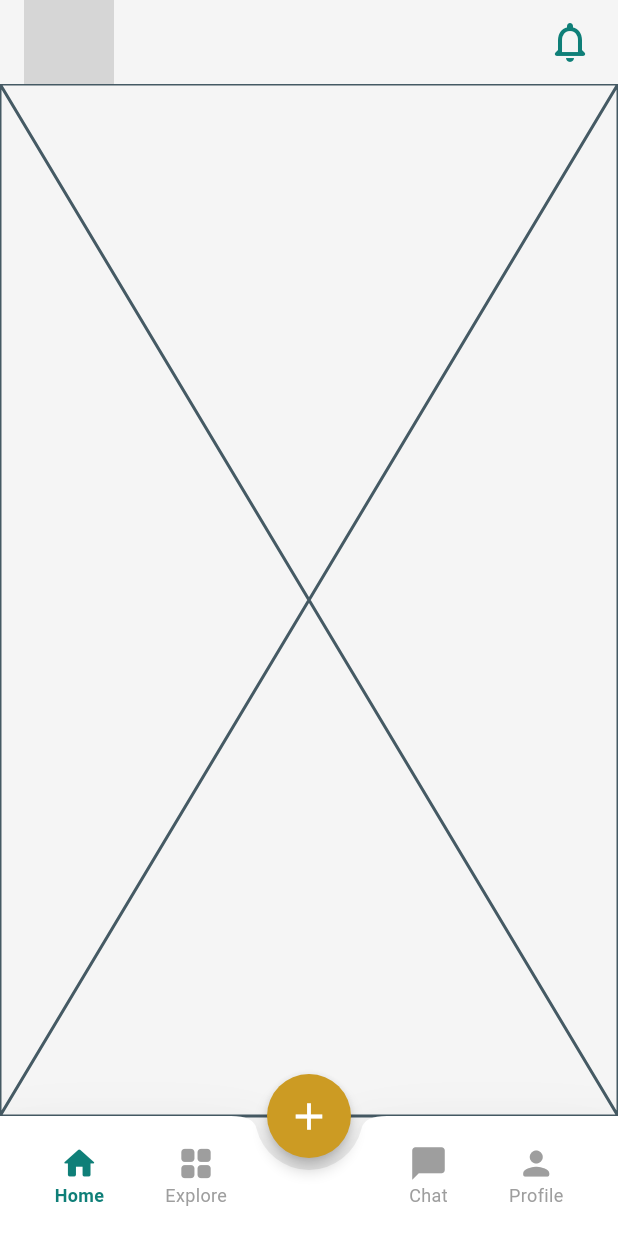
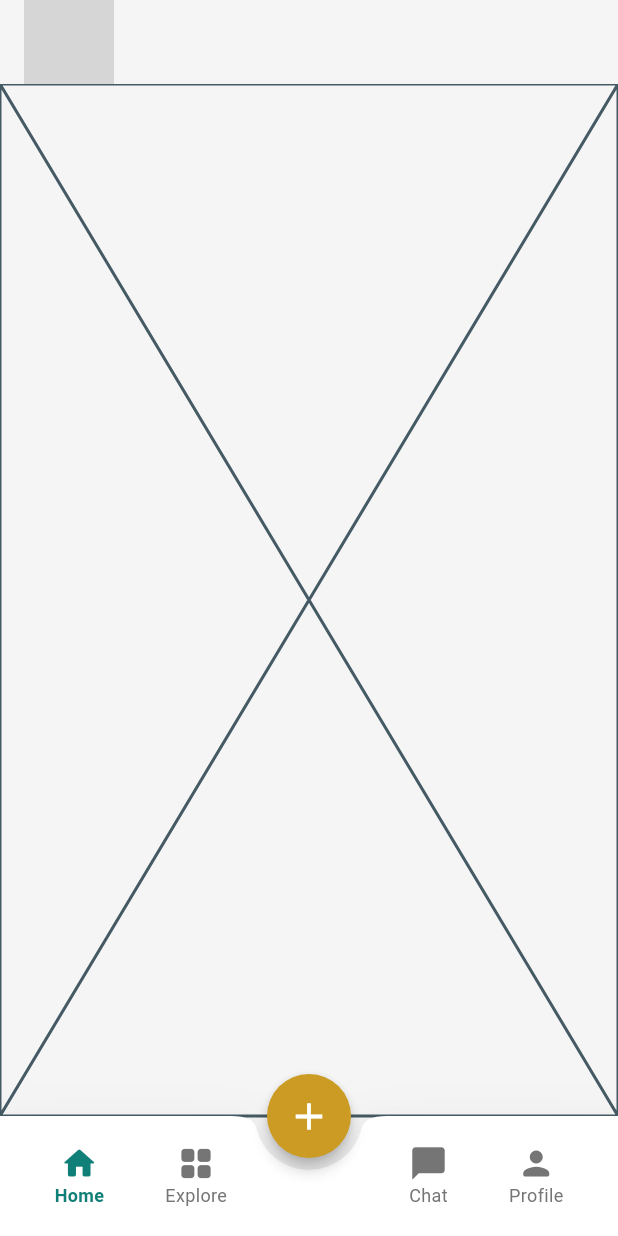
Before and after one commit to AlaaQtishat/kids_loop, a Flutter app: the MainLayoutScreen screen opened directly, on a phone screen of 412 x 824 dp. Run offline on Flutter 3.47's test engine with Material 3 defaults, Android fonts, the phone set to English and light mode, and no system bars; our stand-ins replace cloud_firestore, easy_localization, firebase_auth, firebase_core, image_picker, shared_preferences; accounts and stored records are empty; generated files the repository leaves out were written again; grey boxes are pictures that could not be loaded.

Commit message:
edited the main layout screen.

```diff
--- a/lib/feature_screens/main_layout_screen.dart
+++ b/lib/feature_screens/main_layout_screen.dart
@@ -23,50 +23,37 @@ class _MainLayoutScreenState extends State<MainLayoutScreen> {
   ];
 
   final List<String> _screenTitles = ["Home", "Explore", "Chats", "My Profile"];
+
   @override
   Widget build(BuildContext context) {
+    final theme = Theme.of(context);
+
     return Scaffold(
-      backgroundColor: Color(0xFFF5F5F5),
-      resizeToAvoidBottomInset: false,
       appBar: AppBar(
-        scrolledUnderElevation: 0,
-        surfaceTintColor: Colors.transparent,
-        backgroundColor: ThemeManager.backgroundGrey,
-        actions: _currentIndex == 0
-            ? [
-                Padding(
-                  padding: const EdgeInsets.only(right: 8.0),
-                  child: IconButton(
-                    onPressed: () {},
-
-                    icon: const Icon(
-                      Icons.notifications_none_rounded,
-                      color: ThemeManager.primaryTeal,
-                      size: 32,
-                    ),
-                  ),
-                ),
-              ]
-            : null,
         centerTitle: _currentIndex == 0 ? false : true,
         title: _currentIndex == 0
-            ? Image.asset("images/logo1.png", height: 60, fit: BoxFit.contain)
+            ? Image.asset(
+                "assets/images/logo1.png",
+                height: 60,
+                fit: BoxFit.contain,
+              )
             : Text(
                 _screenTitles[_currentIndex],
-                style: const TextStyle(
+                style: TextStyle(
                   fontWeight: FontWeight.bold,
                   fontSize: 20,
-                  color: ThemeManager.primaryTeal,
+                  color: theme.primaryColor,
                 ),
               ),
       ),
 
       body: _screens[_currentIndex],
+
       floatingActionButton: FloatingActionButton(
         onPressed: () {
           Navigator.push(
             context,
-            MaterialPageRoute(builder: (context) => AddProductScreen()),
+            MaterialPageRoute(builder: (context) => const AddProductScreen()),
           );
         },
         backgroundColor: ThemeManager.primaryYellow,
@@ -78,10 +65,9 @@ class _MainLayoutScreenState extends State<MainLayoutScreen> {
 
       bottomNavigationBar: BottomAppBar(
         shadowColor: Colors.black54,
-        shape: CircularNotchedRectangle(),
+        shape: const CircularNotchedRectangle(),
         notchMargin: 8.0,
-        surfaceTintColor: Colors.white,
-        color: Colors.white,
+        color: theme.cardColor,
         elevation: 20,
         child: SizedBox(
           height: 10,
@@ -118,6 +104,11 @@ class _MainLayoutScreenState extends State<MainLayoutScreen> {
     required int index,
   }) {
     final bool isSelected = _currentIndex == index;
+    final theme = Theme.of(context);
+
+    final Color selectedColor = theme.primaryColor;
+    final Color unselectedColor = Colors.grey.shade600;
+
     return GestureDetector(
       onTap: () => setState(() => _currentIndex = index),
       child: Column(
@@ -126,13 +117,13 @@ class _MainLayoutScreenState extends State<MainLayoutScreen> {
         children: [
           Icon(
             icon,
-            color: isSelected ? ThemeManager.primaryTeal : Colors.grey,
+            color: isSelected ? selectedColor : unselectedColor,
             size: 26,
           ),
           Text(
             label,
             style: TextStyle(
-              color: isSelected ? ThemeManager.primaryTeal : Colors.grey,
+              color: isSelected ? selectedColor : unselectedColor,
               fontSize: 12,
               fontWeight: isSelected ? FontWeight.bold : FontWeight.normal,
             ),
```
